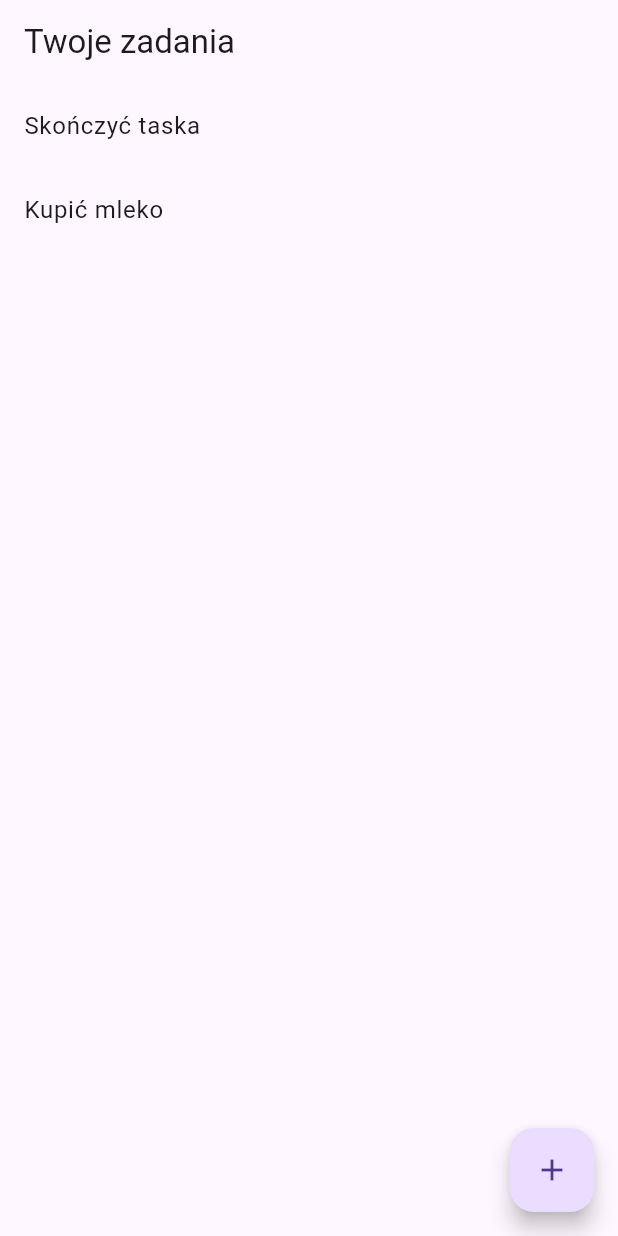
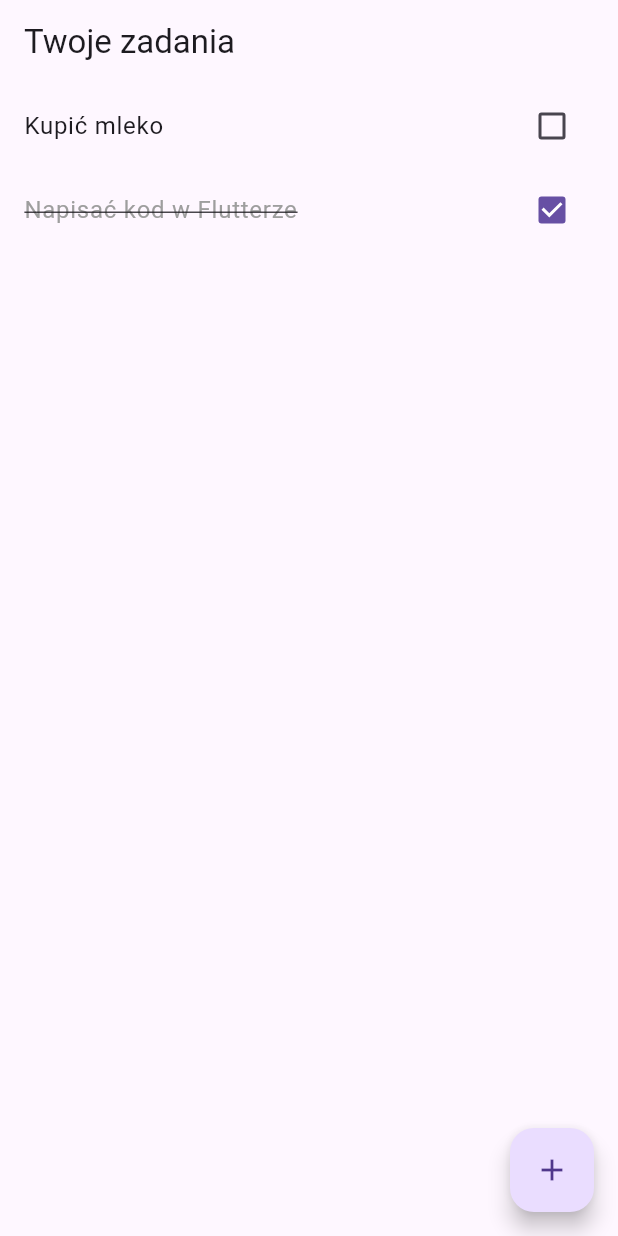
Before and after one commit to DanielChydz/todo-flutter, a Flutter app: the screen it shows after launch, on a phone screen of 412 x 824 dp. Run offline on Flutter 3.47's test engine with Material 3 defaults, Android fonts, the phone set to English and light mode, and no system bars.

Commit message:
feat: add checkbox to mark tasks as done

```diff
--- a/lib/screens/tasks_screen.dart
+++ b/lib/screens/tasks_screen.dart
@@ -1,4 +1,5 @@
 import 'package:flutter/material.dart';
+import '../models//task.dart';
 
 class TasksScreen extends StatefulWidget {
   const TasksScreen({super.key});
@@ -8,7 +9,16 @@ class TasksScreen extends StatefulWidget {
 }
 
 class _TasksScreenState extends State<TasksScreen> {
-  final List<String> tasks = ["Skończyć taska", "Kupić mleko"];
+  final List<Task> tasks = <Task>[
+    Task(id: 1, title: 'Kupić mleko', deadLine: DateTime(2025, 08, 15, 19)),
+    Task(
+      id: 2,
+      title: 'Napisać kod w Flutterze',
+      deadLine: DateTime(2025, 08, 15, 19),
+      isDone: true,
+    ),
+  ];
+
   final TextEditingController _titleCtrl = TextEditingController();
 
   @override
@@ -21,7 +31,26 @@ class _TasksScreenState extends State<TasksScreen> {
       ),
       body: ListView.builder(
         itemCount: tasks.length,
-        itemBuilder: (context, i) => ListTile(title: Text(tasks[i])),
+        itemBuilder: (context, i) {
+          final task = tasks[i];
+          return CheckboxListTile(
+            value: task.isDone,
+            onChanged: (_) {
+              setState(() {
+                tasks[i] = task.copyWith(isDone: !task.isDone);
+              });
+            },
+            title: Text(
+              task.title,
+              style: task.isDone
+                  ? const TextStyle(
+                      decoration: TextDecoration.lineThrough,
+                      color: Colors.grey,
+                    )
+                  : null,
+            ),
+          );
+        },
       ),
     );
   }
@@ -33,9 +62,20 @@ class _TasksScreenState extends State<TasksScreen> {
   }
 
   void _addTask(String title) {
-    final task = title.trim();
-    if (task.isEmpty) return;
-    setState(() => tasks.add(task));
+    final taskTitle = title.trim();
+    if (taskTitle.isEmpty) return;
+    setState(() {
+      tasks.add(
+        Task(
+          id: DateTime.now().millisecondsSinceEpoch,
+          title: taskTitle,
+          deadLine: DateTime.fromMillisecondsSinceEpoch(
+            DateTime.now().millisecondsSinceEpoch + 360000,
+          ),
+          isDone: false,
+        ),
+      );
+    });
   }
 
   Future<void> _openAddDialog() async {
```
